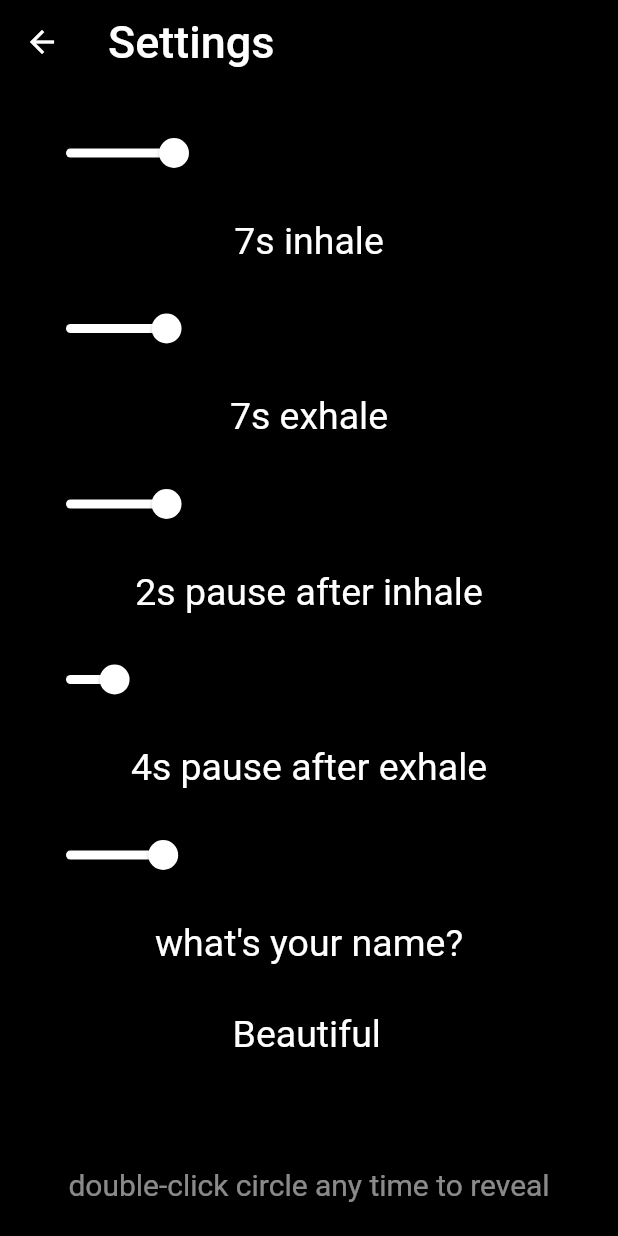
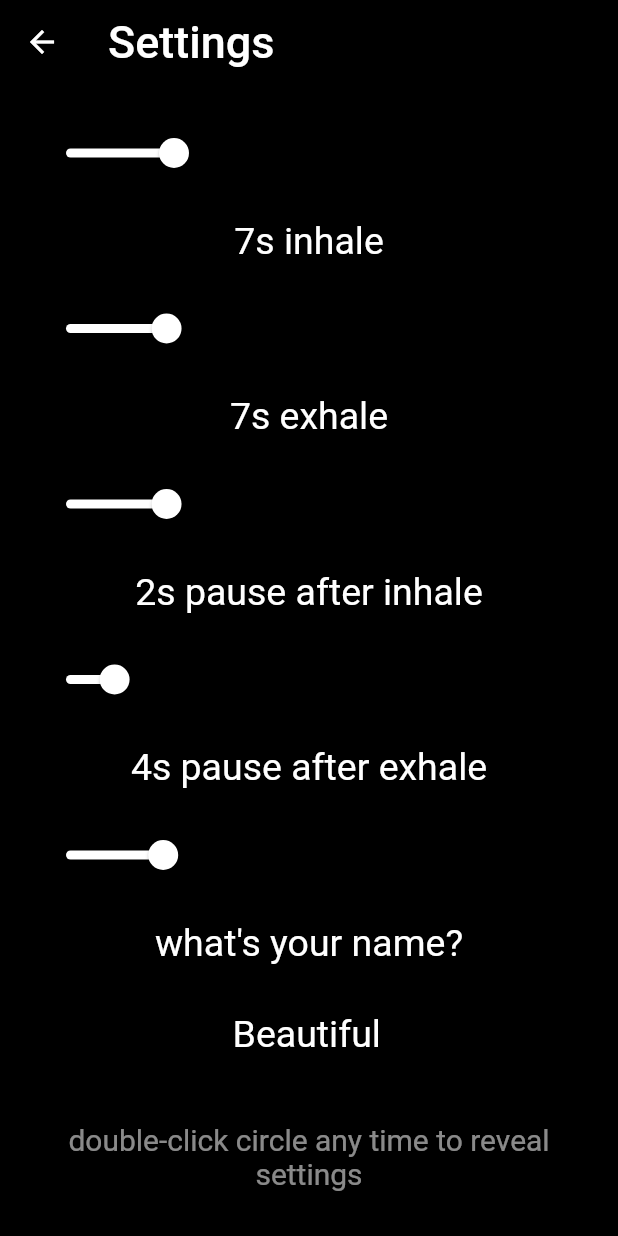
Before and after one commit to geekmiester/breathe, a Flutter app: the Settings screen opened directly, scrolled down 67 dp, on a phone screen of 412 x 824 dp. Run offline on Flutter 3.47's test engine with Material 2 defaults, Android fonts, the phone set to English and light mode, and no system bars; our stand-ins replace audioplayers, flushbar, shared_preferences; accounts and stored records are empty.

Commit message:
optical improvement

```diff
--- a/lib/settings.dart
+++ b/lib/settings.dart
@@ -147,9 +147,8 @@ class Menu extends State<MenuState> {
             controller: TextEditingController(text: name),
             style: TextStyle(fontSize: 25, color: Colors.white),
           ),
-          Padding(padding: EdgeInsets.all(10)),
           Padding(
-            padding: EdgeInsets.all(20),
+            padding: EdgeInsets.all(10),
             child: Text(hint,
                 textAlign: TextAlign.center,
                 style: TextStyle(fontSize: 20, color: Colors.white54)),
```
